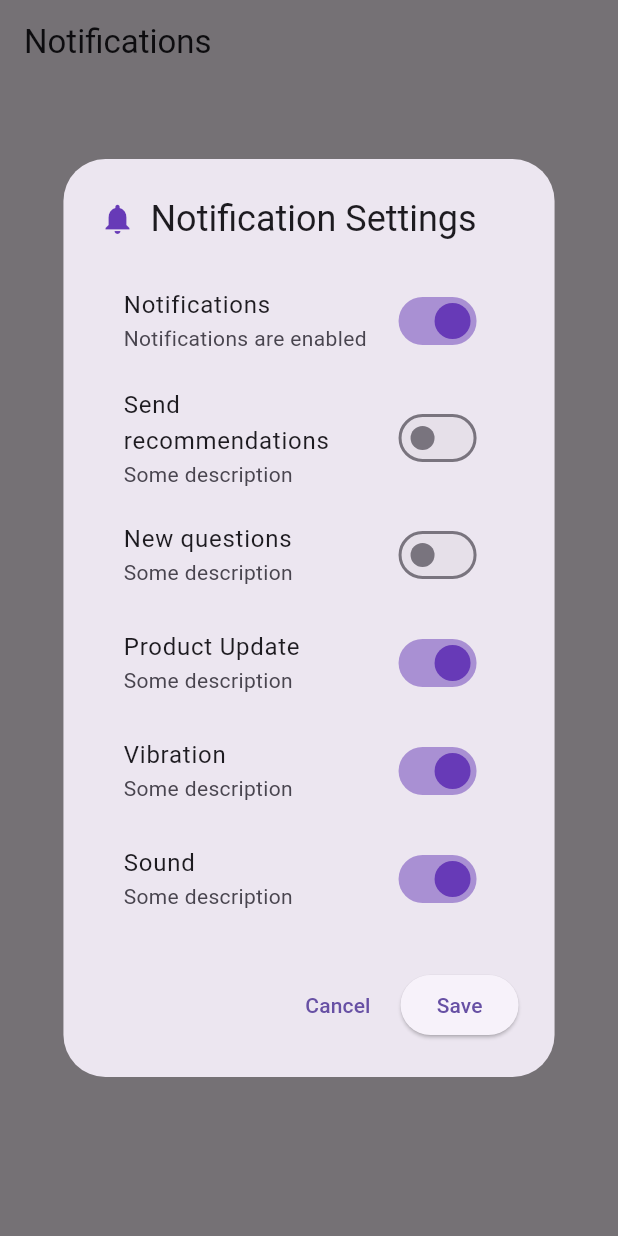
After one commit to EiiMey/Digital_Clinics_App_mobile, a Flutter app: the NotificationPage screen opened directly, after a tap on "Open Notification Settings", on a phone screen of 412 x 824 dp. The commit adds this screen. Run offline on Flutter 3.47's test engine with Material 3 defaults, Android fonts, the light colour scheme and no system bars; our stand-ins replace flutter_svg.

Commit message:
New feature

```diff
--- /dev/null
+++ b/lib/profiles_layout/notification_settings.dart
@@ -0,0 +1,125 @@
+import 'package:flutter/material.dart';
+
+void main() {
+  runApp(MaterialApp(home: NotificationPage()));
+}
+
+class NotificationPage extends StatelessWidget {
+  @override
+  Widget build(BuildContext context) {
+    return Scaffold(
+      appBar: AppBar(title: Text("Notifications")),
+      body: Center(
+        child: ElevatedButton(
+          child: Text("Open Notification Settings"),
+          onPressed: () {
+            showDialog(
+              context: context,
+              builder: (context) => NotificationSettingsDialog(),
+            );
+          },
+        ),
+      ),
+    );
+  }
+}
+
+class NotificationSettingsDialog extends StatefulWidget {
+  @override
+  _NotificationSettingsDialogState createState() =>
+      _NotificationSettingsDialogState();
+}
+
+class _NotificationSettingsDialogState
+    extends State<NotificationSettingsDialog> {
+  bool notificationsEnabled = true;
+  bool sendRecommendations = false;
+  bool newQuestions = false;
+  bool productUpdate = true;
+  bool vibration = true;
+  bool sound = true;
+
+  @override
+  Widget build(BuildContext context) {
+    return AlertDialog(
+      title: Row(
+        children: [
+          Icon(Icons.notifications, color: Colors.deepPurple),
+          SizedBox(width: 10),
+          Text("Notification Settings"),
+        ],
+      ),
+      content: SingleChildScrollView(
+        child: Column(
+          mainAxisSize: MainAxisSize.min,
+          children: [
+            buildSwitchTile(
+              title: "Notifications",
+              subtitle: "Notifications are enabled",
+              value: notificationsEnabled,
+              onChanged: (val) => setState(() => notificationsEnabled = val),
+            ),
+            buildSwitchTile(
+              title: "Send recommendations",
+              subtitle: "Some description",
+              value: sendRecommendations,
+              onChanged: (val) => setState(() => sendRecommendations = val),
+            ),
+            buildSwitchTile(
+              title: "New questions",
+              subtitle: "Some description",
+              value: newQuestions,
+              onChanged: (val) => setState(() => newQuestions = val),
+            ),
+            buildSwitchTile(
+              title: "Product Update",
+              subtitle: "Some description",
+              value: productUpdate,
+              onChanged: (val) => setState(() => productUpdate = val),
+            ),
+            buildSwitchTile(
+              title: "Vibration",
+              subtitle: "Some description",
+              value: vibration,
+              onChanged: (val) => setState(() => vibration = val),
+            ),
+            buildSwitchTile(
+              title: "Sound",
+              subtitle: "Some description",
+              value: sound,
+              onChanged: (val) => setState(() => sound = val),
+            ),
+          ],
+        ),
+      ),
+      actions: [
+        TextButton(
+          child: Text("Cancel"),
+          onPressed: () => Navigator.pop(context),
+        ),
+        ElevatedButton(
+          child: Text("Save"),
+          onPressed: () {
+            // Handle save logic here
+            Navigator.pop(context);
+          },
+        ),
+      ],
+    );
+  }
+
+  Widget buildSwitchTile({
+    required String title,
+    required String subtitle,
+    required bool value,
+    required ValueChanged<bool> onChanged,
+  }) {
+    return SwitchListTile(
+      title: Text(title),
+      subtitle: Text(subtitle),
+      value: value,
+      activeColor: Colors.deepPurple,
+      onChanged: onChanged,
+    );
+  }
+}
```
Also changed, not shown: lib/profiles_layout/edit_account.dart (added, +99 -0 lines), lib/profiles_layout/personal_account.dart (+0 -114 lines), lib/profiles_layout/profile_settings.dart (added, +204 -0 lines).
